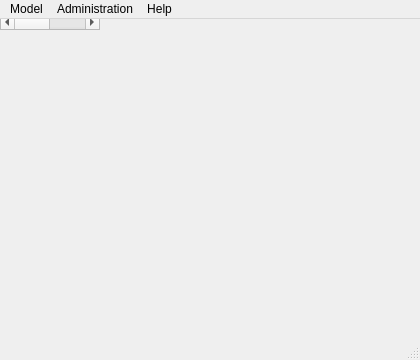
Old version of the form gui/main.ui in the repository vmiklos/szar.
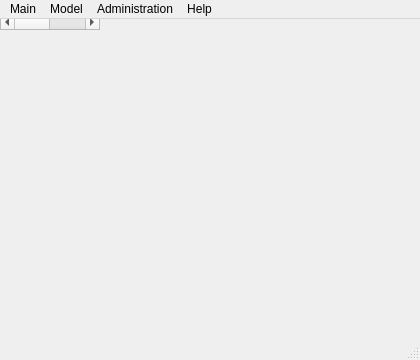
New version of the form.

Commit message: GUI: added password change and main menu

Patch:
```diff
--- a/gui/main.ui
+++ b/gui/main.ui
@@ -59,6 +59,15 @@
     <addaction name="actionCommit"/>
     <addaction name="actionCheckout"/>
    </widget>
+   <widget class="QMenu" name="menuMain">
+    <property name="title">
+     <string>Main</string>
+    </property>
+    <addaction name="actionChange_password"/>
+    <addaction name="separator"/>
+    <addaction name="actionExit"/>
+   </widget>
+   <addaction name="menuMain"/>
    <addaction name="menuModel"/>
    <addaction name="menuAdministration"/>
    <addaction name="menuHelp"/>
```
Left out of the diff: 29 changed lines with no effect on the pictures. The commit also changes 3 other files.
